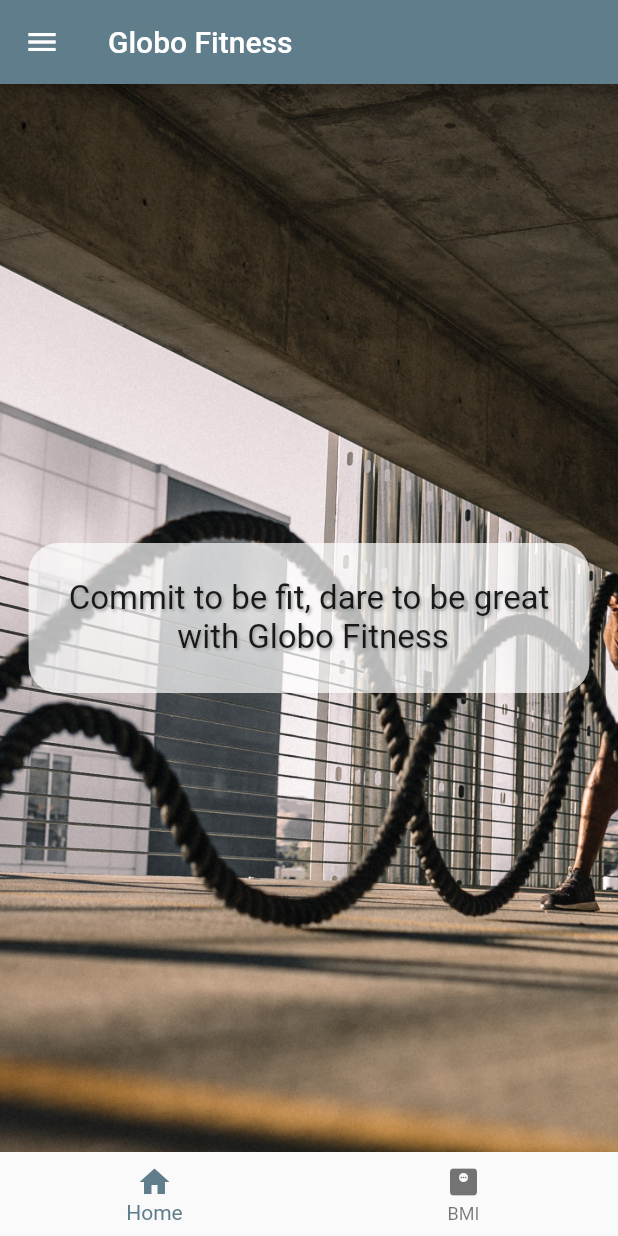
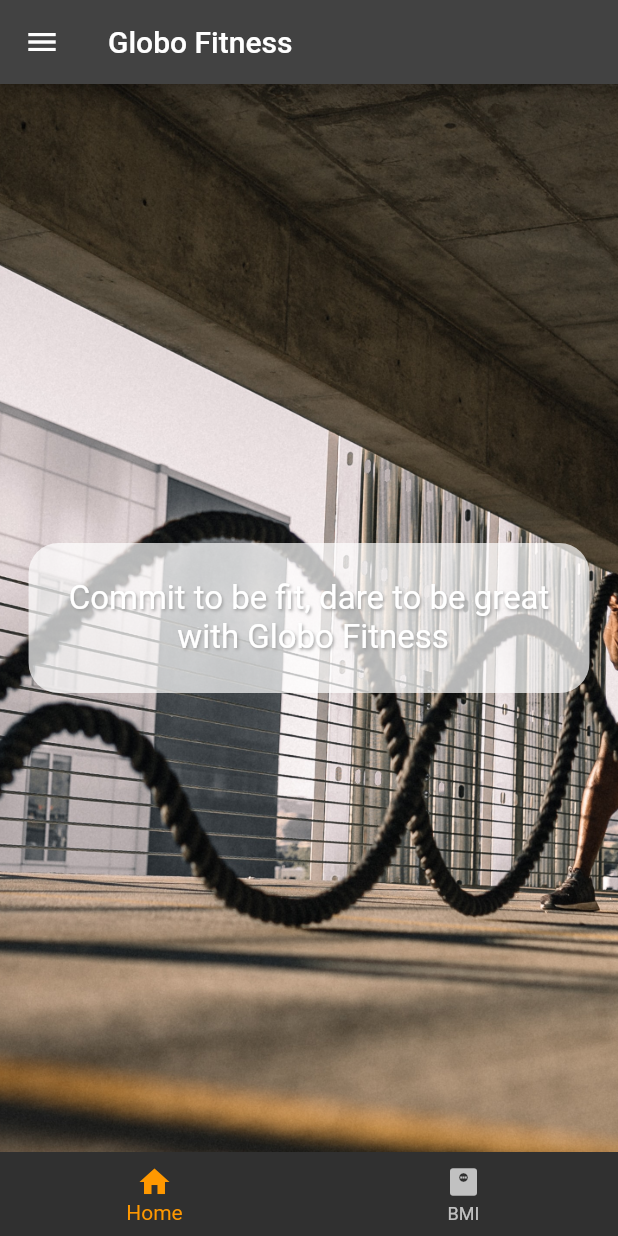
Before and after one commit to R1070V3RK1LL/Globo-Fitness, a Flutter app: the screen it shows after launch, on a phone screen of 412 x 824 dp. Run offline on Flutter 3.47's test engine with Material 2 defaults, Android fonts, the phone set to English and light mode, and no system bars; our stand-ins replace shared_preferences.

Commit message:
change color, footer

```diff
--- a/lib/main.dart
+++ b/lib/main.dart
@@ -14,10 +14,13 @@ class GlobeApp extends StatelessWidget {
   @override
   Widget build(BuildContext context) {
     return MaterialApp(
-      theme: ThemeData(primarySwatch: Colors.blueGrey),
+      theme: ThemeData(
+          brightness: Brightness.dark,
+          primaryColor: Color(0xFF000000),
+          accentColor: Color(0xFFFF9800)),
       routes: {
         '/': (context) => IntroScreen(),
-        '/bmi': (context) => BmiScreen(),
+        '/BMI': (context) => BmiScreen(),
       },
       initialRoute: '/',
     );
--- a/lib/screens/intro_screen.dart
+++ b/lib/screens/intro_screen.dart
@@ -12,7 +12,7 @@ class IntroScreen extends StatelessWidget {
   Widget build(BuildContext context) {
     return Scaffold(
           appBar: AppBar(title: Text('Globo Fitness')),
-        drawer:MenuDrawer(),
+          drawer: MenuDrawer(),
           bottomNavigationBar: MenuBottom(),
           body: Container(
               decoration: BoxDecoration(
@@ -37,6 +37,7 @@ class IntroScreen extends StatelessWidget {
                         color: Colors.grey,
                       )
                     ])),
-            ))));
+              ))))
+    ;
   }
 }
--- a/lib/shared/menu_bottom.dart
+++ b/lib/shared/menu_bottom.dart
@@ -17,7 +17,7 @@ class MenuBottom extends StatelessWidget {
           Navigator.pushNamed(context, '/');
           break;
           case 1:
-          Navigator.pushNamed(context, '/bmi');
+          Navigator.pushNamed(context, '/BMI');
           break;
         }
       },
```
Also changed, not shown: lib/screens/sessions_screen.dart (+11 -0 lines). Lines whose indentation alone changed are shown as unchanged.
